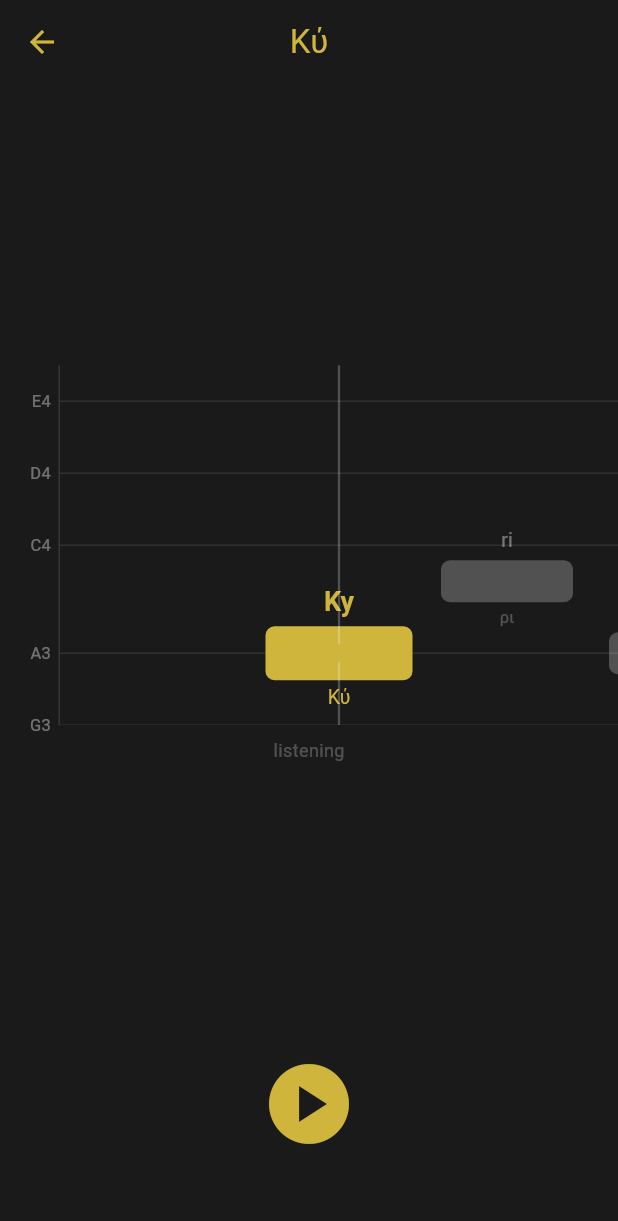
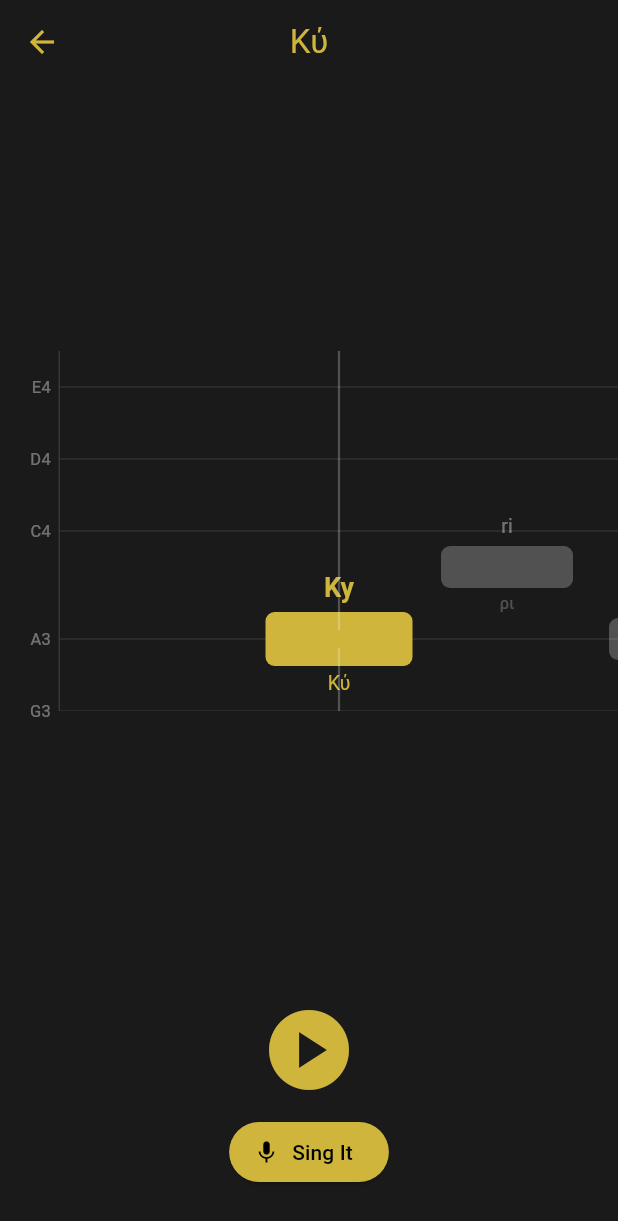
Before and after one commit to l337nr1c4n/orthodox-chant, a Flutter app: the screen it shows after launch, after a tap on "Skip", after a tap on "Κύριε ἐλέησον", on a phone screen of 412 x 824 dp. Shown: the top 1221 px of the screen. Run offline on Flutter 3.47's test engine with Material 3 defaults, Android fonts, the phone set to English and light mode, and no system bars; our stand-ins replace firebase_core, flutter_riverpod, google_fonts, just_audio, permission_handler, shared_preferences; missing offline and left inert: audio_session, flutter_sound, pitch_detector_dart, record; accounts and stored records are empty.

Commit message:
feat(lesson): defer mic to Sing phase, add LessonPhase enum [ORT-43] (#25)
Lesson opens in an explicit Listen phase and only requests the mic + opens
the recorder when the user taps "Sing It" (phase -> sing). "Back to Listen"
tears the recorder down and cancels phrase timers.

- add LessonPhase { listen, sing }; default listen
- initState now only loads the hymn; the mic no longer starts on entry
- move the playAndRecord AudioSession config out of init into the Sing entry
  path so Listen-phase load never blocks on it
- phase-aware controls: "Sing It" (listen) / "Back to Listen" (sing) + a SING
  banner; reference audio pauses on entering Sing

Scope notes: the sing-phase scoring fields listed on the ticket are added in
ORT-44 where they are actually read (avoids unused_field under --fatal-infos).
Listen/Sing UI + mic flow verified on-device; the widget test stays a mount
smoke test because the rootBundle hymn load does not resolve under
flutter_test fake-async.

Co-authored-by: Isaac Ramos <isaac.ramos@startmail.com>
Co-authored-by: Claude Opus 4.8 <noreply@anthropic.com>

```diff
--- a/lib/features/lesson/screens/lesson_screen.dart
+++ b/lib/features/lesson/screens/lesson_screen.dart
@@ -16,6 +16,13 @@ import '../widgets/pitch_track_widget.dart';
 import '../../../shared/audio_service.dart';
 import '../../../shared/pitch_analyzer.dart';
 
+const Color _gold = Color(0xFFCFB53B);
+
+/// A lesson runs in two explicit phases:
+/// - [listen]: the reference audio plays and the track scrolls. No mic.
+/// - [sing]: the mic is live and the user sings. Entered only on "Sing It".
+enum LessonPhase { listen, sing }
+
 class LessonScreen extends ConsumerStatefulWidget {
   final String hymnId;
 
@@ -31,22 +38,26 @@ class _LessonScreenState extends ConsumerState<LessonScreen> {
   List<ChantPhrase> _phrases = [];
   bool _isLoading = true;
 
+  LessonPhase _phase = LessonPhase.listen;
+
   FlutterSoundRecorder? _recorder;
   StreamController<Uint8List>? _foodController;
   StreamSubscription? _recordingSub;
+  Timer? _phraseTimer; // populated by the per-phrase scoring window (ORT-44)
   final PitchAnalyzer _analyzer = PitchAnalyzer(gain: 4);
   String? _detectedNote;
-  String _micDebug = 'starting...';
+  String _micDebug = '';
 
   @override
   void initState() {
     super.initState();
     _audioService = ref.read(audioServiceProvider);
-    _init();
+    _load();
   }
 
   @override
   void dispose() {
+    _phraseTimer?.cancel();
     _recordingSub?.cancel();
     _foodController?.close();
     _recorder?.closeRecorder();
@@ -54,7 +65,9 @@ class _LessonScreenState extends ConsumerState<LessonScreen> {
     super.dispose();
   }
 
-  Future<void> _init() async {
+  /// Configures a playAndRecord audio session. Deferred to the Sing phase so
+  /// it never blocks Listen-phase load (it previously stalled lesson open).
+  Future<void> _configureRecordingSession() async {
     try {
       final session = await AudioSession.instance;
       await session.configure(const AudioSessionConfiguration(
@@ -70,10 +83,6 @@ class _LessonScreenState extends ConsumerState<LessonScreen> {
         androidWillPauseWhenDucked: true,
       ));
     } catch (_) {}
-
-    if (!mounted) return;
-    await _load();
-    await _startPitch();
   }
 
   Future<void> _load() async {
@@ -87,20 +96,27 @@ class _LessonScreenState extends ConsumerState<LessonScreen> {
     await _audioService.setVolume(0.3);
   }
 
-  Future<void> _startPitch() async {
+  /// Enters the Sing phase: requests the mic, opens the recorder, and starts
+  /// streaming PCM into the shared analyzer. The reference audio is paused —
+  /// this is the user's turn to sing.
+  Future<void> _enterSingPhase() async {
     final status = await Permission.microphone.request();
     if (!mounted) return;
     if (!status.isGranted) {
-      setState(() => _micDebug = 'mic: permission denied');
+      ScaffoldMessenger.of(context).showSnackBar(
+        const SnackBar(
+          content: Text('Microphone permission is needed to sing.'),
+        ),
+      );
       return;
     }
 
+    await _audioService.pause();
+    await _configureRecordingSession();
+
     _recorder = FlutterSoundRecorder();
-
     try {
       await _recorder!.openRecorder();
-      if (mounted) setState(() => _micDebug = 'recorder opened');
-
       _foodController = StreamController<Uint8List>();
 
       // 4× software gain lives in the analyzer (raw stream is quiet on-device).
@@ -123,10 +139,39 @@ class _LessonScreenState extends ConsumerState<LessonScreen> {
         sampleRate: 44100,
       );
 
-      if (mounted) setState(() => _micDebug = 'listening');
+      if (!mounted) return;
+      setState(() {
+        _phase = LessonPhase.sing;
+        _micDebug = 'listening';
+      });
     } catch (e) {
       if (mounted) setState(() => _micDebug = 'error: $e');
     }
+  }
+
+  /// Returns to the Listen phase: tears the mic down and cancels any
+  /// in-flight phrase timers.
+  Future<void> _exitSingPhase() async {
+    await _stopMic();
+    if (!mounted) return;
+    setState(() {
+      _phase = LessonPhase.listen;
+      _detectedNote = null;
+      _micDebug = '';
+    });
+  }
+
+  Future<void> _stopMic() async {
+    _phraseTimer?.cancel();
+    _phraseTimer = null;
+    await _recordingSub?.cancel();
+    _recordingSub = null;
+    await _foodController?.close();
+    _foodController = null;
+    await _recorder?.stopRecorder();
+    await _recorder?.closeRecorder();
+    _recorder = null;
+    _analyzer.reset();
   }
 
   int _currentIndex(int posMs) {
@@ -160,7 +205,10 @@ class _LessonScreenState extends ConsumerState<LessonScreen> {
 
     return PopScope(
       onPopInvokedWithResult: (didPop, _) {
-        if (didPop) _audioService.stop();
+        if (didPop) {
+          _stopMic();
+          _audioService.stop();
+        }
       },
       child: Scaffold(
         appBar: AppBar(
@@ -168,21 +216,7 @@ class _LessonScreenState extends ConsumerState<LessonScreen> {
             _phrases.isNotEmpty ? _phrases[0].greek : widget.hymnId,
           ),
           centerTitle: true,
-          bottom: transposeOffset != 0
-              ? PreferredSize(
-                  preferredSize: const Size.fromHeight(24),
-                  child: Padding(
-                    padding: const EdgeInsets.only(bottom: 6),
-                    child: Text(
-                      '♪ Adjusted for your voice',
-                      style: TextStyle(
-                        color: const Color(0xFFCFB53B).withAlpha(180),
-                        fontSize: 12,
-                      ),
-                    ),
-                  ),
-                )
-              : null,
+          bottom: _appBarBanner(transposeOffset),
         ),
         body: _isLoading
             ? const Center(child: CircularProgressIndicator())
@@ -197,31 +231,100 @@ class _LessonScreenState extends ConsumerState<LessonScreen> {
                     transposeOffset: transposeOffset,
                   ),
                   const SizedBox(height: 8),
-                  Text(
-                    _micDebug,
-                    style: TextStyle(
-                      color: _detectedNote != null
-                          ? const Color(0xFFCFB53B)
-                          : Colors.white24,
-                      fontSize: 12,
+                  if (_phase == LessonPhase.sing)
+                    Text(
+                      _micDebug,
+                      style: TextStyle(
+                        color: _detectedNote != null ? _gold : Colors.white24,
+                        fontSize: 12,
+                      ),
                     ),
-                  ),
                   const Spacer(),
-                  Padding(
-                    padding: const EdgeInsets.only(bottom: 48),
-                    child: IconButton(
-                      iconSize: 64,
-                      icon: Icon(
-                        isPlaying ? Icons.pause_circle : Icons.play_circle,
-                        color: const Color(0xFFCFB53B),
-                      ),
-                      onPressed: () =>
-                          isPlaying ? _audioService.pause() : _audioService.play(),
-                    ),
-                  ),
+                  _phase == LessonPhase.listen
+                      ? _buildListenControls(isPlaying)
+                      : _buildSingControls(),
                 ],
               ),
       ),
     );
   }
+
+  PreferredSizeWidget? _appBarBanner(int transposeOffset) {
+    if (_phase == LessonPhase.sing) {
+      return const PreferredSize(
+        preferredSize: Size.fromHeight(24),
+        child: Padding(
+          padding: EdgeInsets.only(bottom: 6),
+          child: Text(
+            '● SING',
+            style: TextStyle(
+              color: _gold,
+              fontSize: 12,
+              fontWeight: FontWeight.bold,
+              letterSpacing: 2,
+            ),
+          ),
+        ),
+      );
+    }
+    if (transposeOffset != 0) {
+      return PreferredSize(
+        preferredSize: const Size.fromHeight(24),
+        child: Padding(
+          padding: const EdgeInsets.only(bottom: 6),
+          child: Text(
+            '♪ Adjusted for your voice',
+            style: TextStyle(
+              color: _gold.withAlpha(180),
+              fontSize: 12,
+            ),
+          ),
+        ),
+      );
+    }
+    return null;
+  }
+
+  Widget _buildListenControls(bool isPlaying) {
+    return Padding(
+      padding: const EdgeInsets.only(bottom: 32),
+      child: Column(
+        mainAxisSize: MainAxisSize.min,
+        children: [
+          IconButton(
+            iconSize: 64,
+            icon: Icon(
+              isPlaying ? Icons.pause_circle : Icons.play_circle,
+              color: _gold,
+            ),
+            onPressed: () =>
+                isPlaying ? _audioService.pause() : _audioService.play(),
+          ),
+          const SizedBox(height: 4),
+          ElevatedButton.icon(
+            onPressed: _enterSingPhase,
+            icon: const Icon(Icons.mic),
+            label: const Text('Sing It'),
+          ),
+        ],
+      ),
+    );
+  }
+
+  Widget _buildSingControls() {
+    // The rich Sing-phase UI (countdown ring, per-phrase scoring, "Hear It")
+    // arrives in ORT-44/45/46. For now the live voice bar on the track gives
+    // real-time feedback and this returns the user to the Listen phase.
+    return Padding(
+      padding: const EdgeInsets.only(bottom: 32),
+      child: TextButton.icon(
+        onPressed: _exitSingPhase,
+        icon: const Icon(Icons.arrow_back, color: Colors.white70),
+        label: const Text(
+          'Back to Listen',
+          style: TextStyle(color: Colors.white70),
+        ),
+      ),
+    );
+  }
 }
```
Also changed, not shown: 1 other file.
